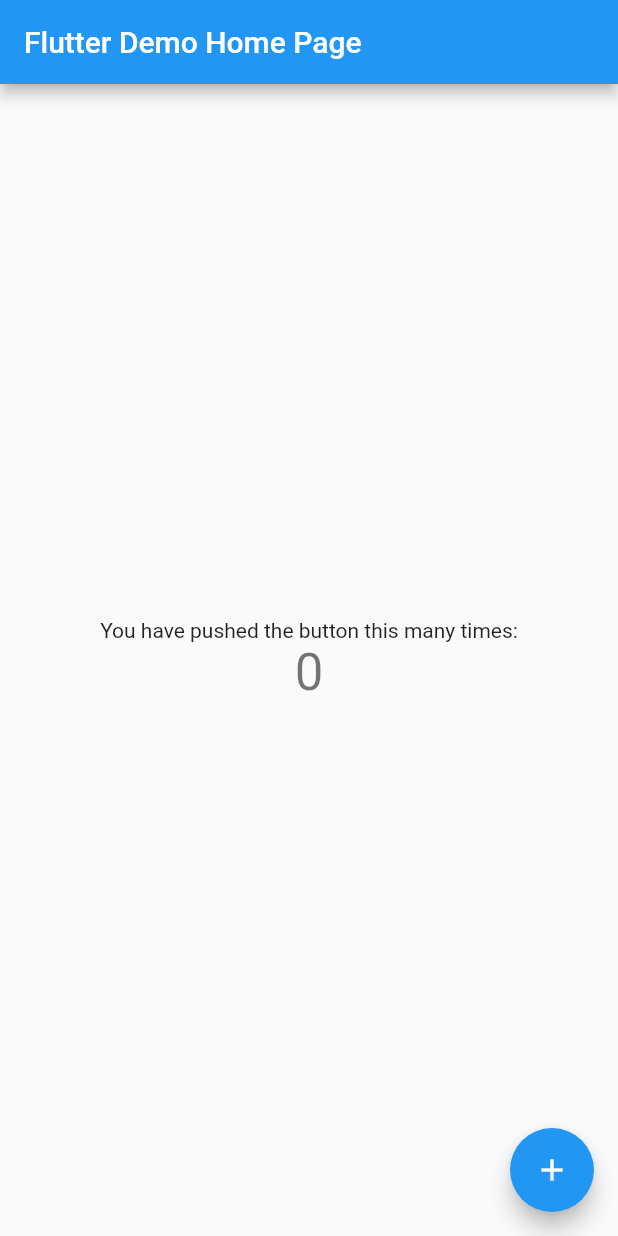
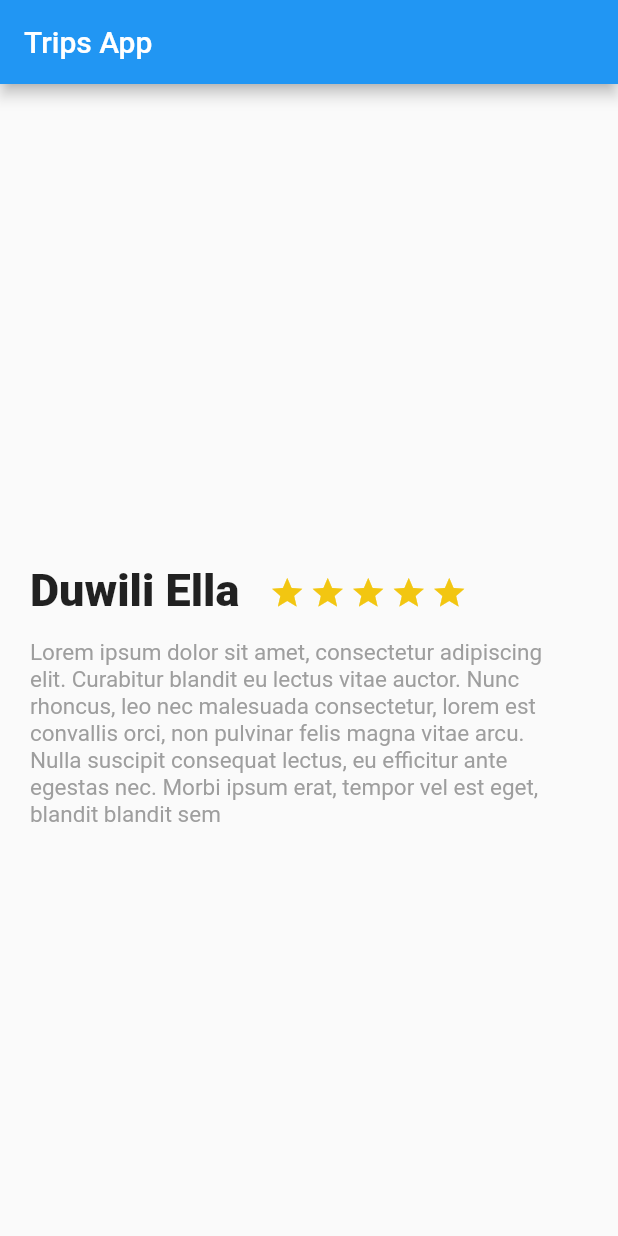
Before and after one commit to SwaXTech/Trips, a Flutter app: the screen it shows after launch, on a phone screen of 412 x 824 dp. Run offline on Flutter 3.47's test engine with Material 2 defaults, Android fonts, the phone set to English and light mode, and no system bars.

Commit message:
Added place description

```diff
--- /dev/null
+++ b/lib/description_places.dart
@@ -0,0 +1,86 @@
+import 'package:flutter/material.dart';
+
+class DescriptionPlace extends StatelessWidget{
+  @override
+  Widget build(BuildContext context) {
+
+    final description = Text("Lorem ipsum dolor sit amet, consectetur adipiscing"
+        " elit. Curabitur blandit eu lectus vitae auctor. Nunc rhoncus, leo nec "
+        "malesuada consectetur, lorem est convallis orci, non pulvinar felis "
+        "magna vitae arcu. Nulla suscipit consequat lectus, eu efficitur ante "
+        "egestas nec. Morbi ipsum erat, tempor vel est eget, blandit blandit sem",
+
+        style: TextStyle(
+          color: Colors.grey,
+          fontSize: 15.0
+        ),
+    );
+
+    final star = Container(
+      margin: EdgeInsets.only(
+        top:323.0,
+        right: 3.0,
+      ),
+
+      child: Icon(
+        Icons.star,
+        color: Color(0xFFF2C611),
+      ),
+    );
+
+    final titleStars = Row(
+
+      children: [
+
+        Container(
+
+          margin: EdgeInsets.only(
+            top: 320.0,
+            left:20.0,
+            right: 20.0
+          ),
+
+          child: Text(
+            "Duwili Ella",
+            style: TextStyle(
+              fontSize: 30.0,
+              fontWeight: FontWeight.w900
+            ),
+              textAlign: TextAlign.left,
+          ),
+
+        ),
+
+        Row(
+          children: [
+            star,
+            star,
+            star,
+            star,
+            star,
+
+          ],
+        )
+
+      ],
+
+    );
+
+    final titleAndDesc = Column(
+      children: [
+        titleStars,
+        Container(
+          margin: EdgeInsets.only(
+            top: 15.0,
+            left: 20.0,
+            right: 40.0
+          ),
+          child: description,
+        )
+      ],
+    );
+
+    return titleAndDesc;
+  }
+
+}
--- a/lib/main.dart
+++ b/lib/main.dart
@@ -1,4 +1,5 @@
 import 'package:flutter/material.dart';
+import 'description_places.dart';
 
 void main() {
   runApp(MyApp());
@@ -9,109 +10,17 @@ class MyApp extends StatelessWidget {
   @override
   Widget build(BuildContext context) {
     return MaterialApp(
-      title: 'Flutter Demo',
+      title: 'Trips App',
       theme: ThemeData(
-        // This is the theme of your application.
-        //
-        // Try running your application with "flutter run". You'll see the
-        // application has a blue toolbar. Then, without quitting the app, try
-        // changing the primarySwatch below to Colors.green and then invoke
-        // "hot reload" (press "r" in the console where you ran "flutter run",
-        // or simply save your changes to "hot reload" in a Flutter IDE).
-        // Notice that the counter didn't reset back to zero; the application
-        // is not restarted.
         primarySwatch: Colors.blue,
-        // This makes the visual density adapt to the platform that you run
-        // the app on. For desktop platforms, the controls will be smaller and
-        // closer together (more dense) than on mobile platforms.
         visualDensity: VisualDensity.adaptivePlatformDensity,
       ),
-      home: MyHomePage(title: 'Flutter Demo Home Page'),
+      home: Scaffold(
+        appBar: AppBar(
+          title: Text("Trips App"),
+        ),
+        body: new DescriptionPlace(),
+      ),
     );
   }
 }
-
-class MyHomePage extends StatefulWidget {
-  MyHomePage({Key key, this.title}) : super(key: key);
-
-  // This widget is the home page of your application. It is stateful, meaning
-  // that it has a State object (defined below) that contains fields that affect
-  // how it looks.
-
-  // This class is the configuration for the state. It holds the values (in this
-  // case the title) provided by the parent (in this case the App widget) and
-  // used by the build method of the State. Fields in a Widget subclass are
-  // always marked "final".
-
-  final String title;
-
-  @override
-  _MyHomePageState createState() => _MyHomePageState();
-}
-
-class _MyHomePageState extends State<MyHomePage> {
-  int _counter = 0;
-
-  void _incrementCounter() {
-    setState(() {
-      // This call to setState tells the Flutter framework that something has
-      // changed in this State, which causes it to rerun the build method below
-      // so that the display can reflect the updated values. If we changed
-      // _counter without calling setState(), then the build method would not be
-      // called again, and so nothing would appear to happen.
-      _counter++;
-    });
-  }
-
-  @override
-  Widget build(BuildContext context) {
-    // This method is rerun every time setState is called, for instance as done
-    // by the _incrementCounter method above.
-    //
-    // The Flutter framework has been optimized to make rerunning build methods
-    // fast, so that you can just rebuild anything that needs updating rather
-    // than having to individually change instances of widgets.
-    return Scaffold(
-      appBar: AppBar(
-        // Here we take the value from the MyHomePage object that was created by
-        // the App.build method, and use it to set our appbar title.
-        title: Text(widget.title),
-      ),
-      body: Center(
-        // Center is a layout widget. It takes a single child and positions it
-        // in the middle of the parent.
-        child: Column(
-          // Column is also a layout widget. It takes a list of children and
-          // arranges them vertically. By default, it sizes itself to fit its
-          // children horizontally, and tries to be as tall as its parent.
-          //
-          // Invoke "debug painting" (press "p" in the console, choose the
-          // "Toggle Debug Paint" action from the Flutter Inspector in Android
-          // Studio, or the "Toggle Debug Paint" command in Visual Studio Code)
-          // to see the wireframe for each widget.
-          //
-          // Column has various properties to control how it sizes itself and
-          // how it positions its children. Here we use mainAxisAlignment to
-          // center the children vertically; the main axis here is the vertical
-          // axis because Columns are vertical (the cross axis would be
-          // horizontal).
-          mainAxisAlignment: MainAxisAlignment.center,
-          children: <Widget>[
-            Text(
-              'You have pushed the button this many times:',
-            ),
-            Text(
-              '$_counter',
-              style: Theme.of(context).textTheme.headline4,
-            ),
-          ],
-        ),
-      ),
-      floatingActionButton: FloatingActionButton(
-        onPressed: _incrementCounter,
-        tooltip: 'Increment',
-        child: Icon(Icons.add),
-      ), // This trailing comma makes auto-formatting nicer for build methods.
-    );
-  }
-}
```
